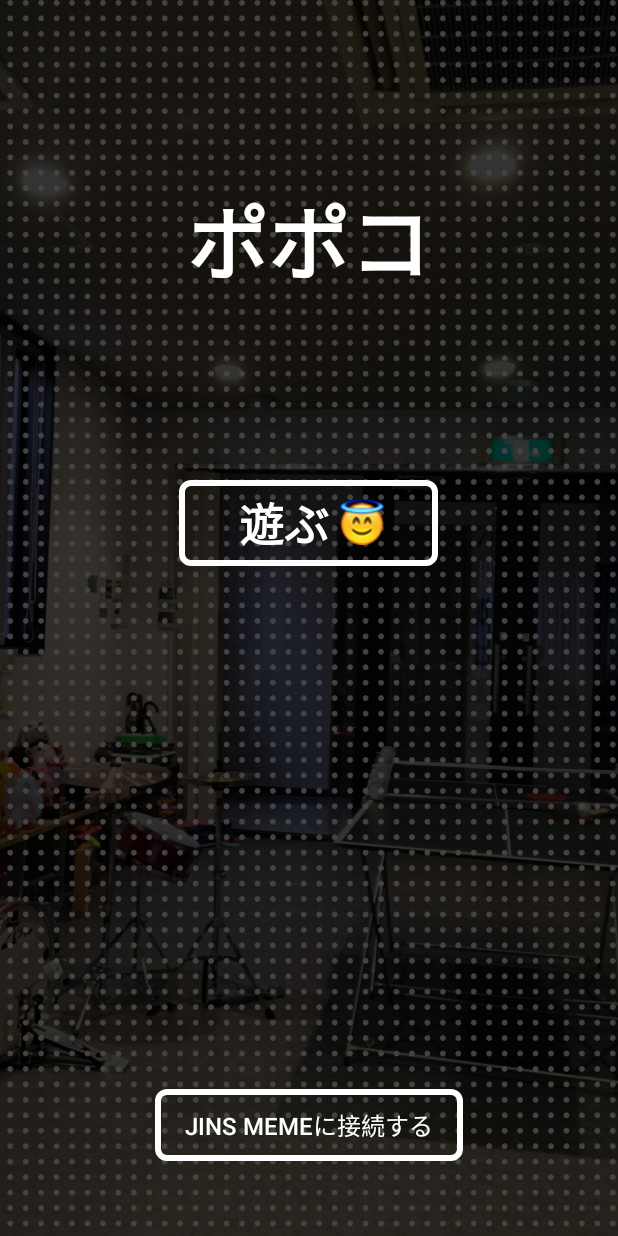
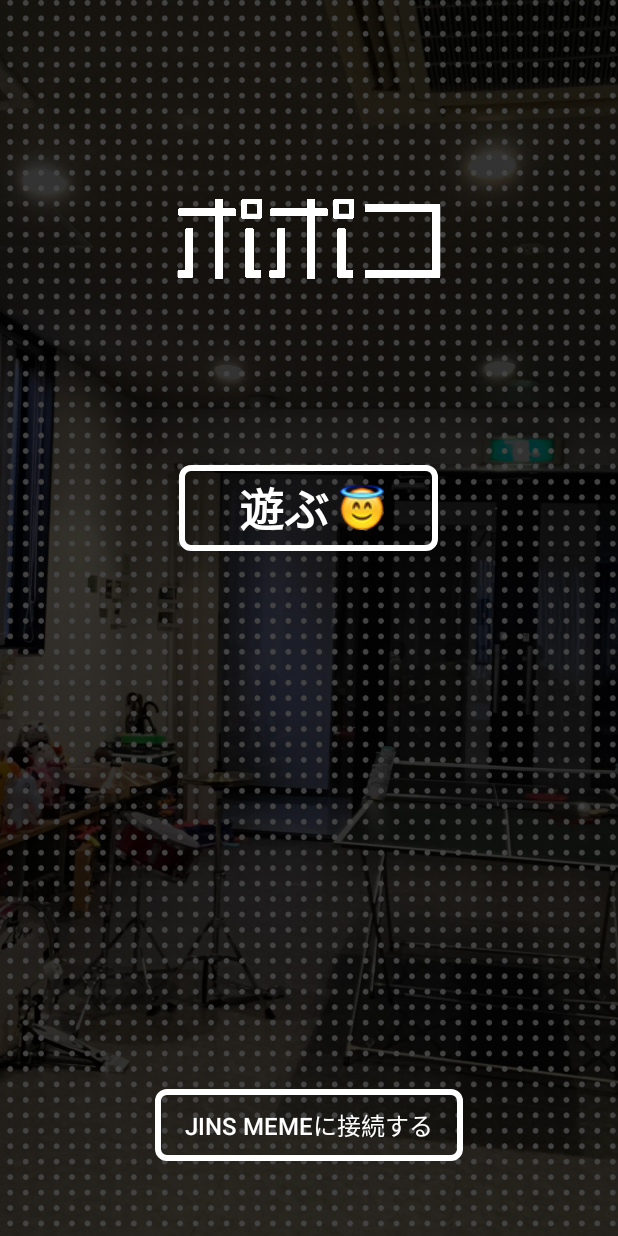
Before and after one commit to akitoshi-n/tmga_2, an Android app: the screen it shows after launch (MainActivity), on a phone screen of 412 x 824 dp. Run offline under Robolectric (Android 15) with nearby library versions, the phone set to English and light mode, and no system bars.

Commit message:
fix design

```diff
--- a/app/src/main/res/layout/activity_main.xml
+++ b/app/src/main/res/layout/activity_main.xml
@@ -10,16 +10,13 @@
         android:layout_height="match_parent"
         android:scaleType="centerCrop" />
 
-    <TextView
-        android:text="ポポコ"
-        android:textSize="54dp"
+    <ImageView
         android:id="@+id/top_title"
+        android:src="@drawable/logo_popoco"
         android:layout_width="wrap_content"
-        android:layout_height="wrap_content"
-        android:textColor="@color/white"
-        android:textStyle="bold"
+        android:layout_height="260dp"
         android:layout_centerHorizontal="true"
-        android:layout_marginTop="120dp"/>
+        android:layout_marginTop="30dp"/>
 
     <Button
         android:id="@+id/button_start"
@@ -36,7 +33,7 @@
         android:background="@drawable/frame_button_transparent_bold"
         android:layout_centerHorizontal="true"
         android:layout_below="@id/top_title"
-        android:layout_marginTop="120dp"
+        android:layout_marginTop="20dp"
         android:drawableRight="@drawable/engel_emoji"/>
 
     <Button
@@ -53,6 +50,4 @@
         android:background="@drawable/frame_button_transparent_bold"
         android:layout_alignParentBottom="true"/>
 
-
-
 </RelativeLayout>
```
Also changed, not shown: app/src/main/res/drawable/logo_popoco.png (added).
